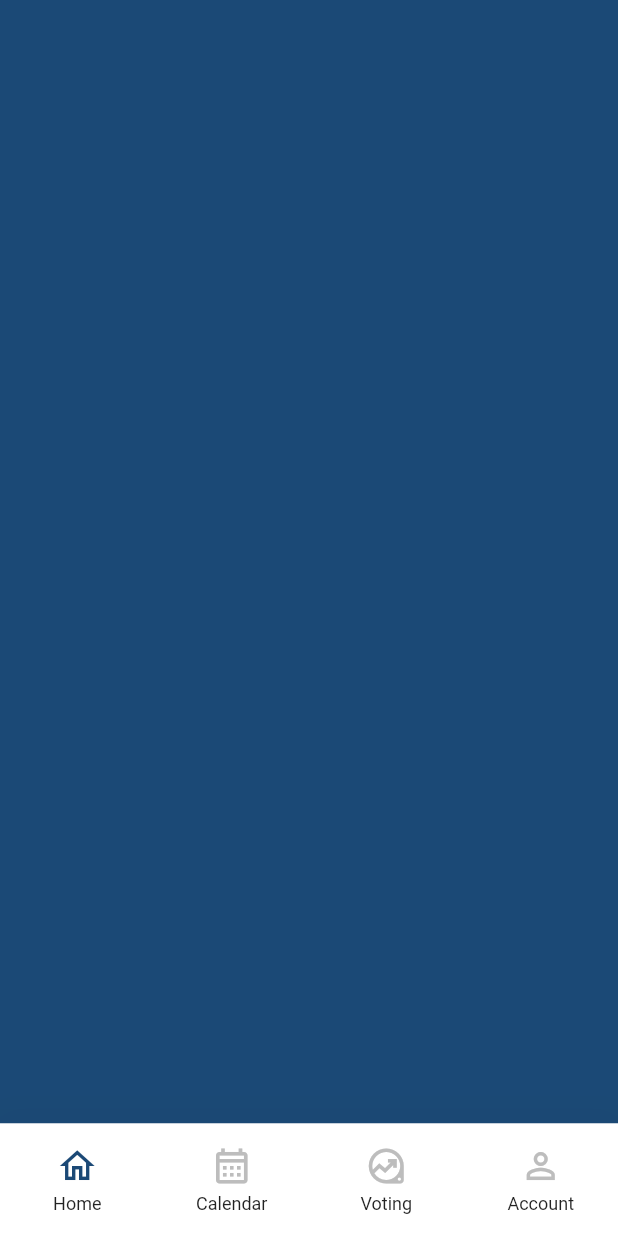
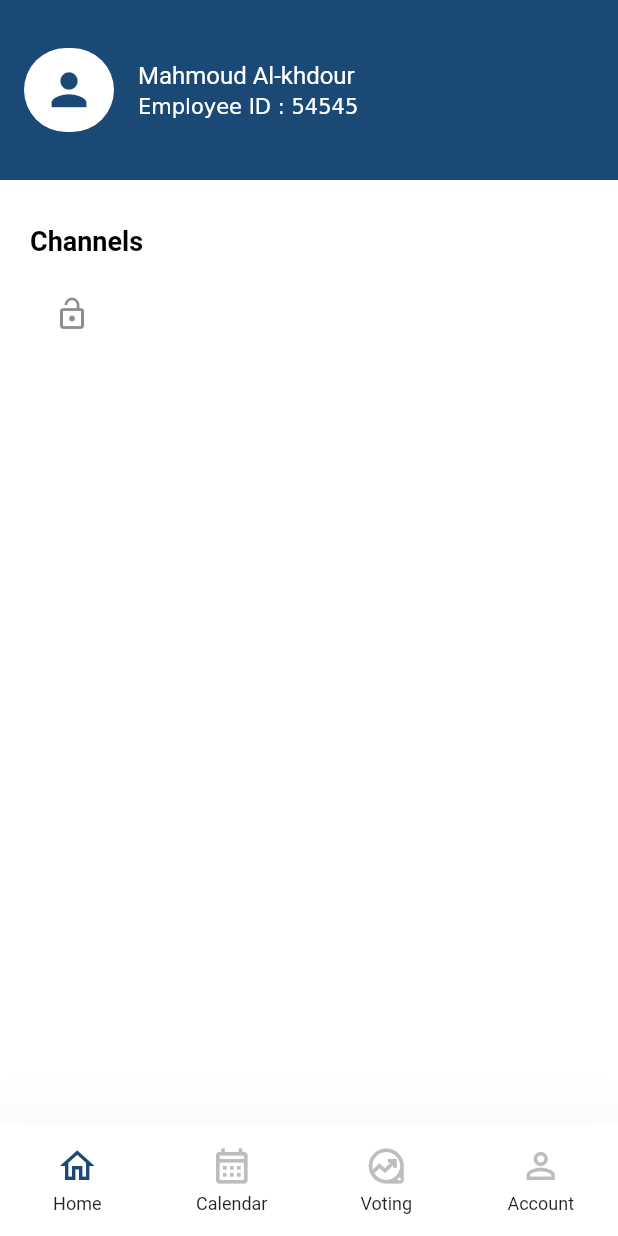
Before and after one commit to MahmoudAl-Khdour/alawneh, a Flutter app: the BaseWidget screen opened directly, on a phone screen of 412 x 824 dp. Run offline on Flutter 3.47's test engine with Material 2 defaults, Android fonts, the phone set to English and light mode, and no system bars; drawn by our look-alikes of animated_bottom_navigation_bar; our stand-ins replace get; missing offline and left inert: loading_icon_button.

Commit message:
first version from alawneh 8 / 5 / 2023

```diff
--- a/lib/view/pages/home_page/view/home_page.dart
+++ b/lib/view/pages/home_page/view/home_page.dart
@@ -8,12 +8,75 @@ class HomePage extends StatelessWidget {
   Widget build(BuildContext context) {
     return Stack(
       children: [
-       Column(
-         children: [],
-       ),
+        Padding(
+          padding: const EdgeInsets.only(
+            top: 130,
+            right: 20,
+            left: 20,
+          ),
+          child: Column(
+            children: const [
+              SizedBox(
+                height: 20,
+              ),
+              Align(
+                alignment: Alignment.topLeft,
+                child: Text(
+                  'Channels',
+                  style: TextStyle(
+                    color: Colors.black,
+                    fontWeight: FontWeight.bold,
+                    fontSize: 18,
+                  ),
+                ),
+              ),
+              SizedBox(
+                height: 10,
+              ),
+              ListTile(
+                leading: Icon(
+                  Icons.lock_open,
+                ),
+              ),
+            ],
+          ),
+        ),
         Container(
+          height: 120,
           decoration: const BoxDecoration(
             color: AppColor.globalDefaultColor,
+          ),
+          child: Center(
+            child: ListTile(
+              leading: Container(
+                height: 60,
+                width: 60,
+                decoration: const BoxDecoration(
+                    color: Colors.white,
+                    borderRadius: BorderRadius.all(Radius.circular(100))),
+                child: const Padding(
+                  padding: EdgeInsets.all(5.0),
+                  child: Icon(
+                    Icons.person,
+                    color: AppColor.globalDefaultColor,
+                    size: 35,
+                  ),
+                ),
+              ),
+              title: const Text(
+                'Mahmoud Al-khdour',
+                style: TextStyle(
+                  color: Colors.white,
+                ),
+              ),
+              subtitle: RichText(
+                text: const TextSpan(text: 'Employee ID :', children: [
+                  TextSpan(
+                    text: ' 54545',
+                  ),
+                ]),
+              ),
+            ),
           ),
         ),
       ],
```
